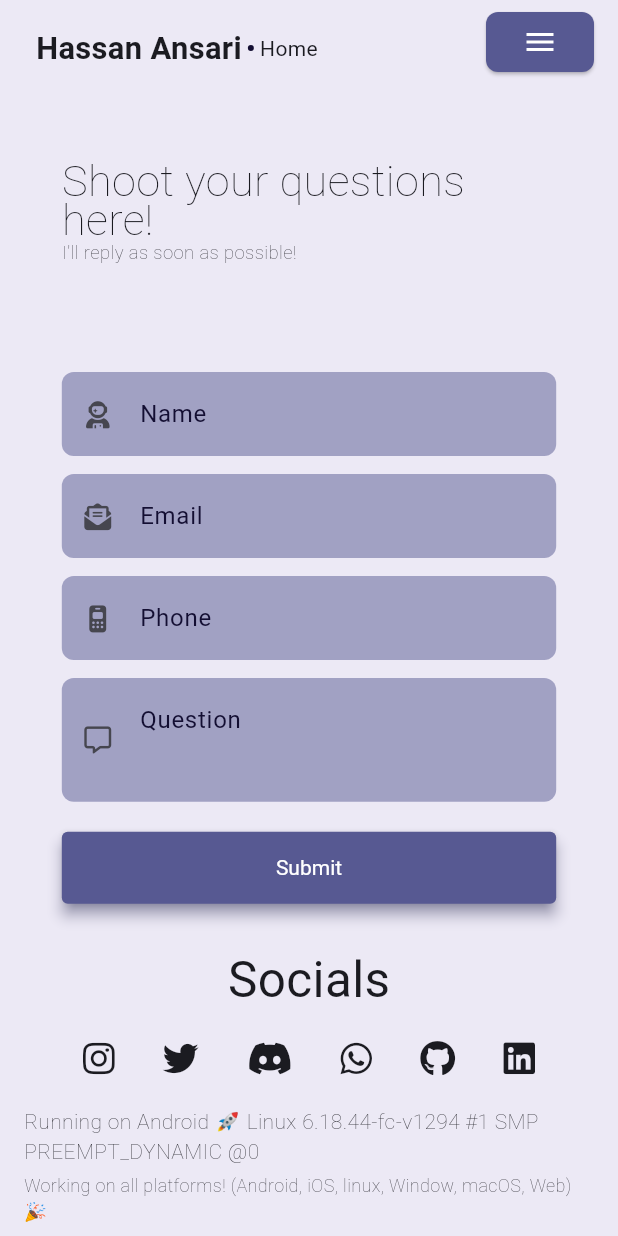
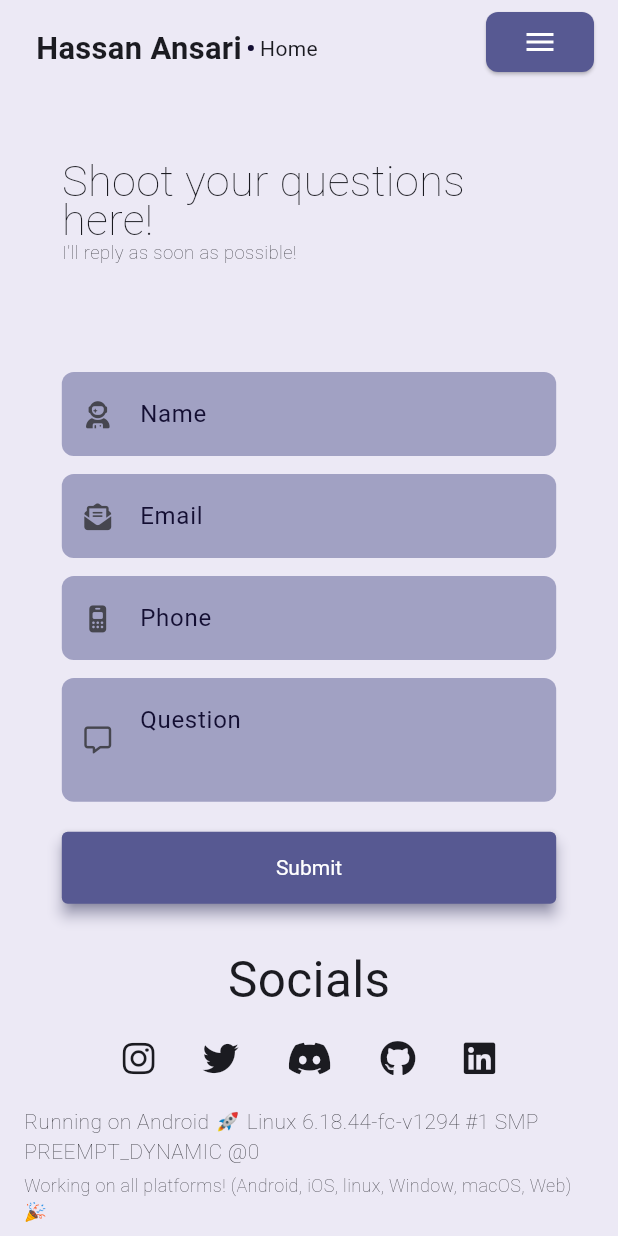
Before and after one commit to incrediblezayed/portfolio, a Flutter app: the screen it shows after launch, scrolled down 576 dp, on a phone screen of 412 x 824 dp. Run offline on Flutter 3.47's test engine with Material 3 defaults, Android fonts, the phone set to English and light mode, and no system bars; our stand-ins replace cached_network_image, dio, flutter_riverpod, font_awesome_flutter; missing offline and left inert: file_saver; network calls fail; Roboto replaces fonts that are missing (MPLUSRounded1c); statements that could not run were skipped.

Commit message:
Remove number

```diff
--- a/lib/src/widgets/socials.dart
+++ b/lib/src/widgets/socials.dart
@@ -57,12 +57,6 @@ class Socials extends ConsumerWidget {
                   iconColor: appTheme.discordColor,
                 ),
                 SocialButton(
-                  socialName: 'WhatsApp',
-                  iconColor: appTheme.whatsappColor,
-                  url: 'https://wa.me/+919158363588',
-                  icon: FontAwesomeIcons.whatsapp,
-                ),
-                SocialButton(
                   socialName: 'GitHub',
                   iconColor: appTheme.githubColor,
                   url: 'https://github.com/incrediblezayed',
```
